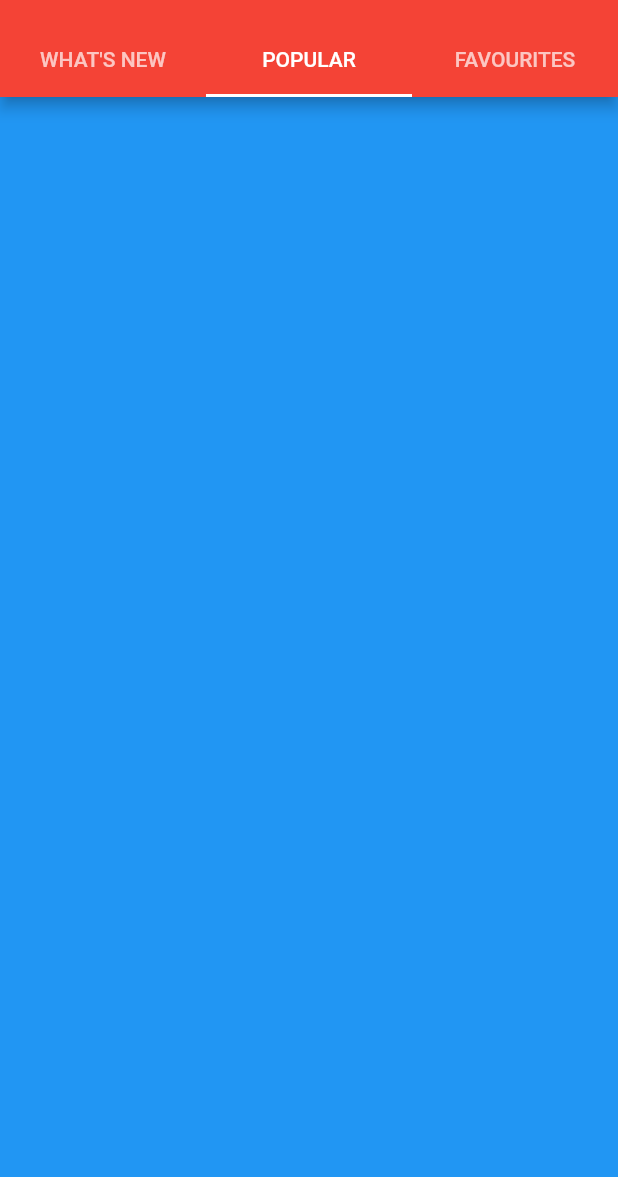
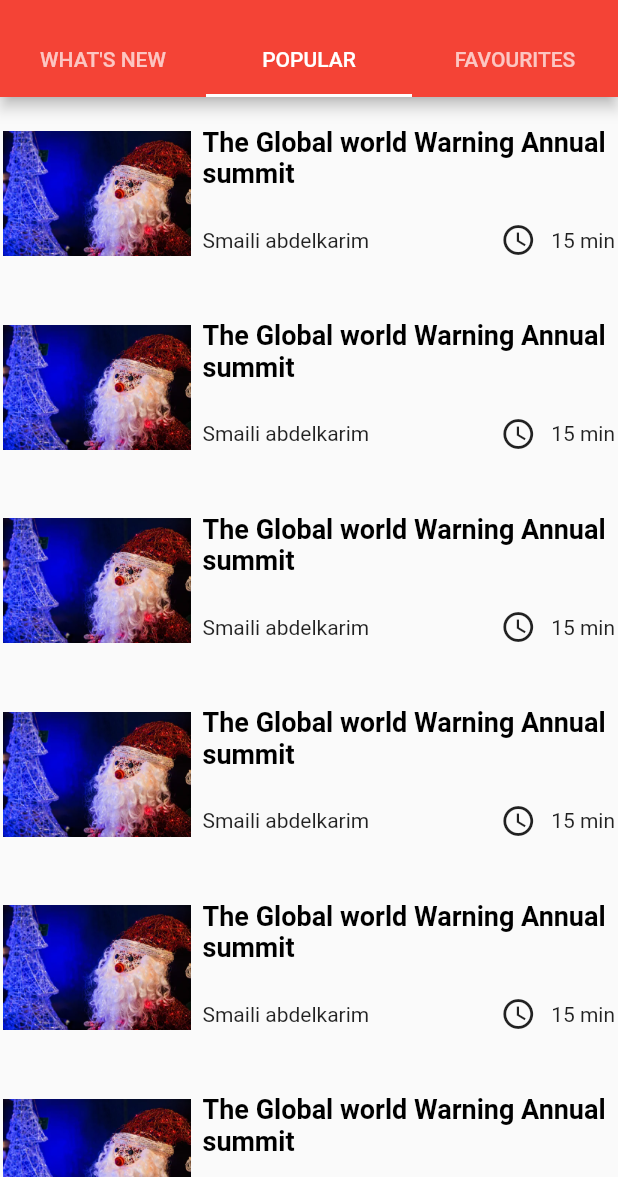
Before and after one commit to smailiAbdelkarim/newsApplication, a Flutter app: the HomeScreen screen opened directly, tab 2 chosen, on a phone screen of 412 x 824 dp, the part 59-1236 px from its top. Run offline on Flutter 3.47's test engine with Material 2 defaults, Android fonts, the phone set to English and light mode, and no system bars; our stand-ins replace shared_preferences; missing offline and left inert: page_view_indicator; accounts and stored records are empty.

Commit message:
add popular page

```diff
--- a/lib/screens/home_tabs/popular.dart
+++ b/lib/screens/home_tabs/popular.dart
@@ -1,4 +1,5 @@
 import 'package:flutter/material.dart';
+import 'package:newsApplication/screens/home_tabs/whatsnew.dart';
 class popular extends StatefulWidget {
   @override
   _popularState createState() => _popularState();
@@ -7,8 +8,69 @@ class popular extends StatefulWidget {
 class _popularState extends State<popular> {
   @override
   Widget build(BuildContext context) {
-    return Container(
-      color: Colors.blue,
+   return ListView.builder(itemBuilder: (context,position){
+
+          return _drawSingleRow();
+
+   },
+   itemCount: 20,
+   );
+  }
+  Widget _drawSingleRow(){
+    return Padding(
+      padding: const EdgeInsets.all(2),
+      child: Row(
+        children: <Widget>[
+          SizedBox(
+            width: 125,
+            height: 125,
+            child:Image(
+              image: ExactAssetImage('assets/images/nowel.jpeg'),
+            ),
+          ),
+          Expanded(
+
+            child: Padding(
+              padding: EdgeInsets.only(left:8),
+              child: Column(
+                children: <Widget>[
+                  Transform.translate(
+                    offset: Offset(0,-12),
+                    child: Text("The Global world Warning Annual summit",
+                      maxLines: 2,
+                      style: TextStyle(
+                          fontWeight: FontWeight.bold,
+                          color:Colors.black,
+                          fontSize: 18
+                      ),),
+                  ),
+                  Transform.translate(
+                    offset: Offset(0,10),
+                    child: Row(
+                      mainAxisAlignment: MainAxisAlignment.spaceBetween,
+                      children: <Widget>[
+                        Text("Smaili abdelkarim"),
+                        Row(
+
+                          children: <Widget>[
+                            Icon(Icons.access_time),
+                            SizedBox(
+                              width: 10,
+                            ),
+                            Text("15 min")
+                          ],
+                        )
+                      ],
+                    ),
+                  )
+
+
+                ],
+              ),
+            ),
+          )
+        ],
+      ),
     );
   }
 }
--- a/lib/screens/home_tabs/whatsnew.dart
+++ b/lib/screens/home_tabs/whatsnew.dart
@@ -183,7 +183,7 @@ class _WhatsNewState extends State<WhatsNew> {
     );
   }
 
-  _drawSectionTitle(String title) {
+  Widget _drawSectionTitle(String title) {
     return  Text(
 
       title,
```
